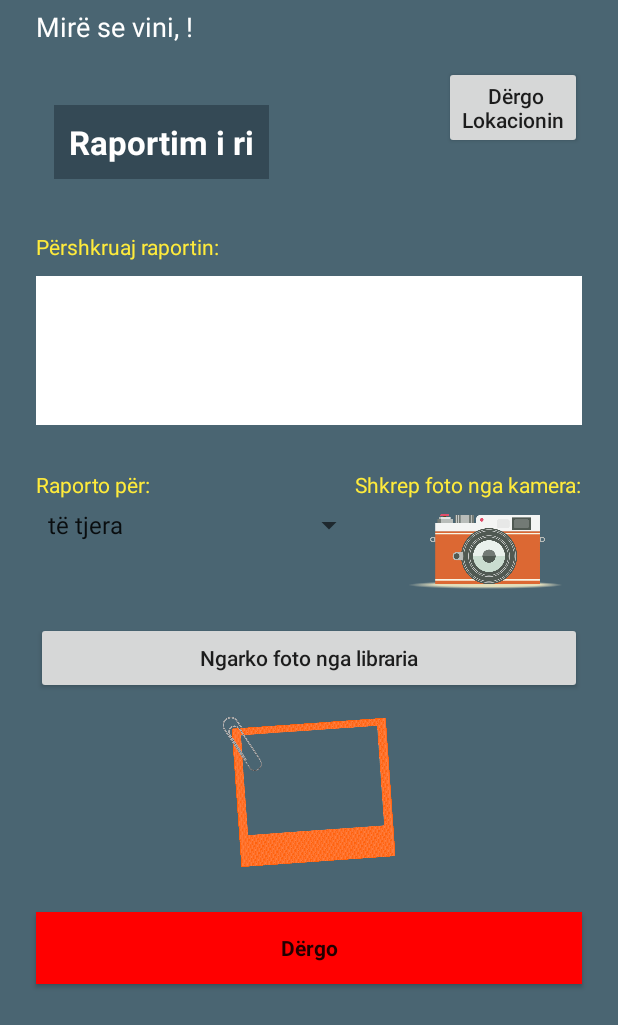
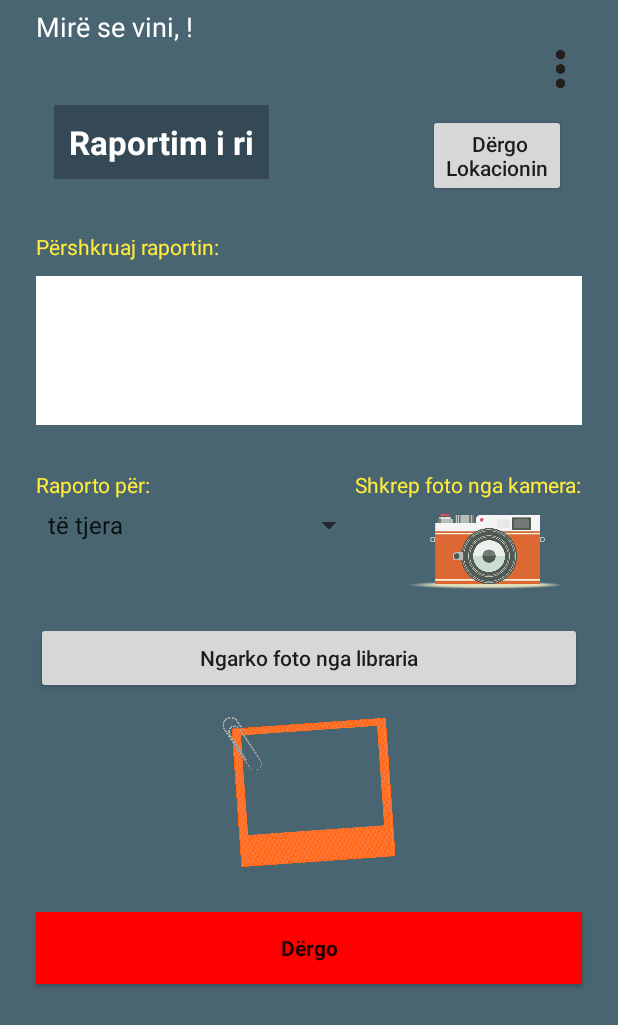
Before and after one commit to FitimHajredini59/RaportoUP, an Android app: the FaqjaPare screen opened directly, with no data from a screen before it, on a phone screen of 412 x 824 dp. Shown: the top 1025 px of the screen. Run offline under Robolectric (Android 15) with nearby library versions, the phone set to English and light mode, and no system bars.

Commit message:
Shared Preferences & Menu
Shtimi i menu-se tek FaqjaPare aktiviteti (krijimi i nje raporti te ri) dhe mundesia e kalimit tek RaportetMia (raportet e perdoruesit) nepermjet MenuItem-it "Raportet e Mia". Si dhe shtimi i Shared Preferences duke e krijuar nje file Preferencat qe e ruan username-in permes variables strExtras, dhe shfaqja e saj ne tv1.

Co-Authored-By: Edon Budakova <edonb99@users.noreply.github.com>

```diff
--- a/app/src/main/java/com/FIEK/raportoup/aktivitetet/FaqjaPare.java
+++ b/app/src/main/java/com/FIEK/raportoup/aktivitetet/FaqjaPare.java
@@ -12,6 +12,7 @@ import android.app.Activity;
 import android.content.ContentValues;
 import android.content.DialogInterface;
 import android.content.Intent;
+import android.content.SharedPreferences;
 import android.content.pm.PackageManager;
 import android.database.sqlite.SQLiteDatabase;
 import android.graphics.Bitmap;
@@ -25,12 +26,14 @@ import android.os.Looper;
 import android.os.ResultReceiver;
 import android.provider.MediaStore;
 import android.util.Log;
+import android.view.MenuItem;
 import android.view.View;
 import android.widget.AdapterView;
 import android.widget.ArrayAdapter;
 import android.widget.Button;
 import android.widget.EditText;
 import android.widget.ImageView;
+import android.widget.PopupMenu;
 import android.widget.ProgressBar;
 import android.widget.Spinner;
 import android.widget.TextView;
@@ -39,6 +42,8 @@ import android.widget.Toast;
 import com.FIEK.raportoup.R;
 import com.FIEK.raportoup.databaza.Databaza;
 import com.FIEK.raportoup.databaza.RaportiRi;
+import com.FIEK.raportoup.fragmentet.Ndihma;
+import com.FIEK.raportoup.fragmentet.RaportetMiaFragment;
 import com.FIEK.raportoup.utilities.FetchAddressIntentService;
 import com.FIEK.raportoup.utilities.Konstanta;
 import com.google.android.gms.location.LocationCallback;
@@ -52,7 +57,7 @@ import java.text.SimpleDateFormat;
 import java.util.Date;
 import java.util.Locale;
 
-public class FaqjaPare extends AppCompatActivity implements AdapterView.OnItemSelectedListener {
+public class FaqjaPare extends AppCompatActivity implements AdapterView.OnItemSelectedListener, PopupMenu.OnMenuItemClickListener {
 
     // per ngarkim te fotos
     private static final int REQUEST_CODE_STORAGE_PERMISSION = 1;
@@ -77,6 +82,10 @@ public class FaqjaPare extends AppCompatActivity implements AdapterView.OnItemSe
     String spinner_value;
     public static String strExtras = "";
 
+    /*=================Per Shared Preferences===============*/
+    public static final String MY_PREFS_FILE_NAME = "com.FIEK.raportoup.Preferencat";
+    /*=================Per Shared Preferences===============*/
+
     /*-------------------------E shtuar per spinnerin--------------------------------*/
     private Spinner spinner;
     private static final String[] paths = {"të tjera", "profesor", "asistent", "zyrtar referent", "prodekan", "dekan"
@@ -90,6 +99,12 @@ public class FaqjaPare extends AppCompatActivity implements AdapterView.OnItemSe
 
         if (getIntent().getExtras() != null)
             strExtras = getIntent().getExtras().getString("username");
+
+        /*======================Pjesa per SHARED PREFERENCES=================================*/
+        SharedPreferences.Editor editor = getSharedPreferences(MY_PREFS_FILE_NAME, MODE_PRIVATE).edit();   //MODE PRIVATE tregon qe vetem ne me app-in tone mund te ju qasemi ketij fajlli
+        editor.putString("perdoruesi", strExtras);  //KEY eshte perdoruesi, dhe VALUE eshte variabla strExtras qe merr vlera nga username-i i shenuar
+        editor.commit();    //ruan te dhenat ne fajll
+        /*======================Pjesa per SHARED PREFERENCES=================================*/
 
         TextView tv1 = findViewById(R.id.tv1);
         tv1.setText("Mirë se vini, " + strExtras + "!");
@@ -223,6 +238,32 @@ public class FaqjaPare extends AppCompatActivity implements AdapterView.OnItemSe
             }
         });
     }
+
+    /*=============================POP UP menuja=========================*/
+    public void showPopUp(View v) {
+        PopupMenu popup = new PopupMenu(this, v);
+        popup.setOnMenuItemClickListener(this);
+        popup.inflate(R.menu.popup_menu);
+        popup.show();
+    }
+
+    public boolean onMenuItemClick(MenuItem item) {     //e ngjajshme me metoden button.setOnClickListener()
+        switch (item.getItemId()) {
+            case R.id.raportetmiaopt:
+            Intent RaportetMiaFragmentIntent = new Intent(FaqjaPare.this, RaportetMia.class);
+            startActivity(RaportetMiaFragmentIntent);
+                return true;
+            case R.id.ndihmaopt:
+//            Intent NdihmaFragmentIntent = new Intent(FaqjaPare.this, Ndihma.class);
+//            startActivity(NdihmaFragmentIntent);
+                return true;
+            default:
+                return false;
+        }
+    }
+    /*=============================POP UP menuja=========================*/
+
+
 
     //Koha
     private String getDateTime() {
--- a/app/src/main/res/layout/activity_faqja_pare.xml
+++ b/app/src/main/res/layout/activity_faqja_pare.xml
@@ -158,12 +158,12 @@
         android:layout_width="wrap_content"
         android:layout_height="wrap_content"
         android:layout_marginStart="24dp"
-        android:layout_marginTop="44dp"
+        android:layout_marginTop="76dp"
         android:layout_marginEnd="24dp"
         android:text=" Dërgo\nLokacionin"
         android:textAllCaps="false"
         app:layout_constraintEnd_toEndOf="parent"
-        app:layout_constraintHorizontal_bias="1.0"
+        app:layout_constraintHorizontal_bias="0.96"
         app:layout_constraintStart_toStartOf="parent"
         app:layout_constraintTop_toTopOf="parent" />
 
@@ -205,5 +205,18 @@
         app:layout_constraintHorizontal_bias="0.564"
         app:layout_constraintStart_toEndOf="@+id/heading1" />
 
+    <ImageView
+        android:id="@+id/optionsIv"
+        android:layout_width="38dp"
+        android:layout_height="40dp"
+        android:layout_marginTop="16dp"
+        android:layout_marginEnd="2dp"
+        android:onClick="showPopUp"
+        app:layout_constraintBottom_toTopOf="@+id/buttonGetCurrentLocation"
+        app:layout_constraintEnd_toEndOf="parent"
+        app:layout_constraintHorizontal_bias="0.93"
+        app:layout_constraintStart_toEndOf="@+id/tv1"
+        app:layout_constraintTop_toTopOf="parent"
+        app:srcCompat="@drawable/optionsicon" />
 
 </androidx.constraintlayout.widget.ConstraintLayout>
--- /dev/null
+++ b/app/src/main/res/menu/popup_menu.xml
@@ -0,0 +1,13 @@
+<?xml version="1.0" encoding="utf-8"?>
+<menu xmlns:android="http://schemas.android.com/apk/res/android">
+
+    <item
+        android:id="@+id/raportetmiaopt"
+        android:title="Raportet e Mia"
+        />
+    <item
+        android:id="@+id/ndihmaopt"
+        android:title="Ndihma"
+        />
+
+</menu>
```
Also changed, not shown: app/src/main/res/drawable/optionsicon.png (added).
